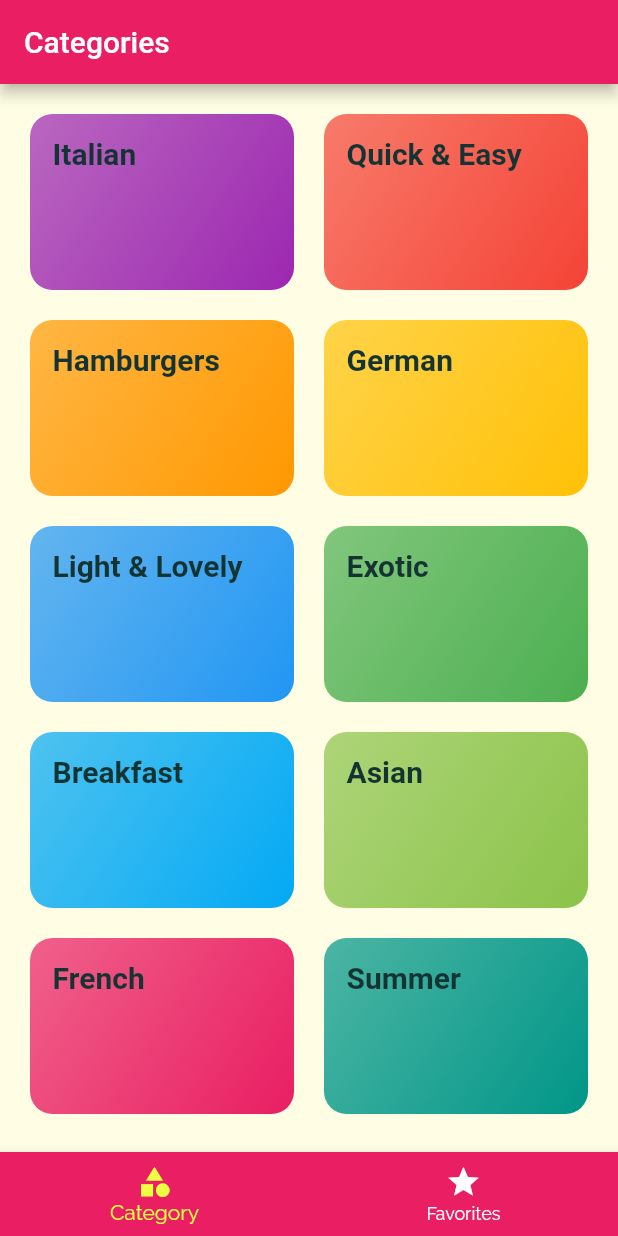
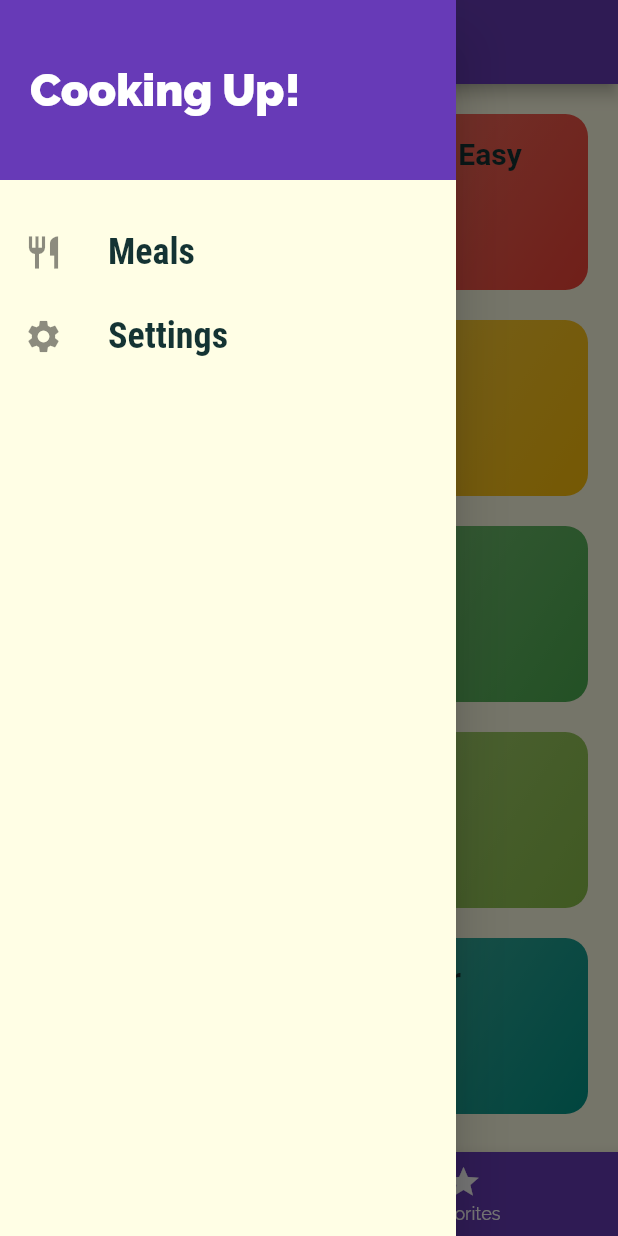
Before and after one commit to emrebingor/meal-app, a Flutter app: the screen it shows after launch, with the side drawer open (before the commit the screen has no drawer), on a phone screen of 412 x 824 dp. Run offline on Flutter 3.47's test engine with Material 2 defaults, Android fonts, the phone set to English and light mode, and no system bars; Roboto replaces fonts that are missing (RobotCondensed).

Commit message:
Drawer addition

```diff
--- a/lib/main.dart
+++ b/lib/main.dart
@@ -15,8 +15,8 @@ class MealApp extends StatelessWidget {
     return MaterialApp(
       title: 'MealApp',
       theme: ThemeData(
-        primarySwatch: Colors.pink,
-        accentColor: Colors.amber,
+        primarySwatch: Colors.deepPurple,
+        accentColor: Colors.lightGreenAccent,
         canvasColor: Color.fromRGBO(255, 254, 229, 1),
         fontFamily: 'Raleway',
         textTheme: ThemeData.light().textTheme.copyWith(
--- /dev/null
+++ b/lib/main_drawer.dart
@@ -0,0 +1,61 @@
+import 'package:flutter/material.dart';
+
+class MainDrawer extends StatelessWidget {
+  @override
+  Widget build(BuildContext context) {
+    return Drawer(
+      child: Column(
+        children: <Widget>[
+          Container(
+            height: 120,
+            width: double.infinity,
+            padding: EdgeInsets.all(20.0),
+            alignment: Alignment.centerLeft,
+            color: Colors.deepPurple,
+            child: Text(
+              'Cooking Up!',
+              style: TextStyle(
+                fontWeight: FontWeight.w900,
+                fontSize: 30,
+                color: Colors.white,
+              ),
+            ),
+          ),
+          SizedBox(
+            height: 20,
+          ),
+          DrawerListTile(title: 'Meals', onTap: () {}, icon: Icons.restaurant),
+          DrawerListTile(title: 'Settings', onTap: () {}, icon: Icons.settings),
+        ],
+      ),
+    );
+  }
+}
+
+class DrawerListTile extends StatelessWidget {
+  final Function() onTap;
+  final IconData icon;
+  final String title;
+
+  DrawerListTile(
+      {required this.title, required this.onTap, required this.icon});
+
+  @override
+  Widget build(BuildContext context) {
+    return ListTile(
+      leading: Icon(
+        icon,
+        size: 26.0,
+      ),
+      title: Text(
+        title,
+        style: TextStyle(
+          fontFamily: 'RobotoCondensed',
+          fontSize: 24.0,
+          fontWeight: FontWeight.bold,
+        ),
+      ),
+      onTap: onTap,
+    );
+  }
+}
--- a/lib/tabs_screen.dart
+++ b/lib/tabs_screen.dart
@@ -1,6 +1,7 @@
 import 'package:flutter/material.dart';
 import 'package:meal_app_flutter/categories_screen.dart';
 import 'package:meal_app_flutter/favorites_screen.dart';
+import 'package:meal_app_flutter/main_drawer.dart';
 
 class TabsScreen extends StatefulWidget {
   static const String id = 'tabs_screen';
@@ -29,6 +30,7 @@ class _TabsScreenState extends State<TabsScreen> {
       appBar: AppBar(
         title: Text(_pages[_selectedPageIndex]['title'] as String),
       ),
+      drawer: MainDrawer(),
       body: _pages[_selectedPageIndex]['pages'] as Widget,
       bottomNavigationBar: BottomNavigationBar(
         onTap: _selectPage,
```
